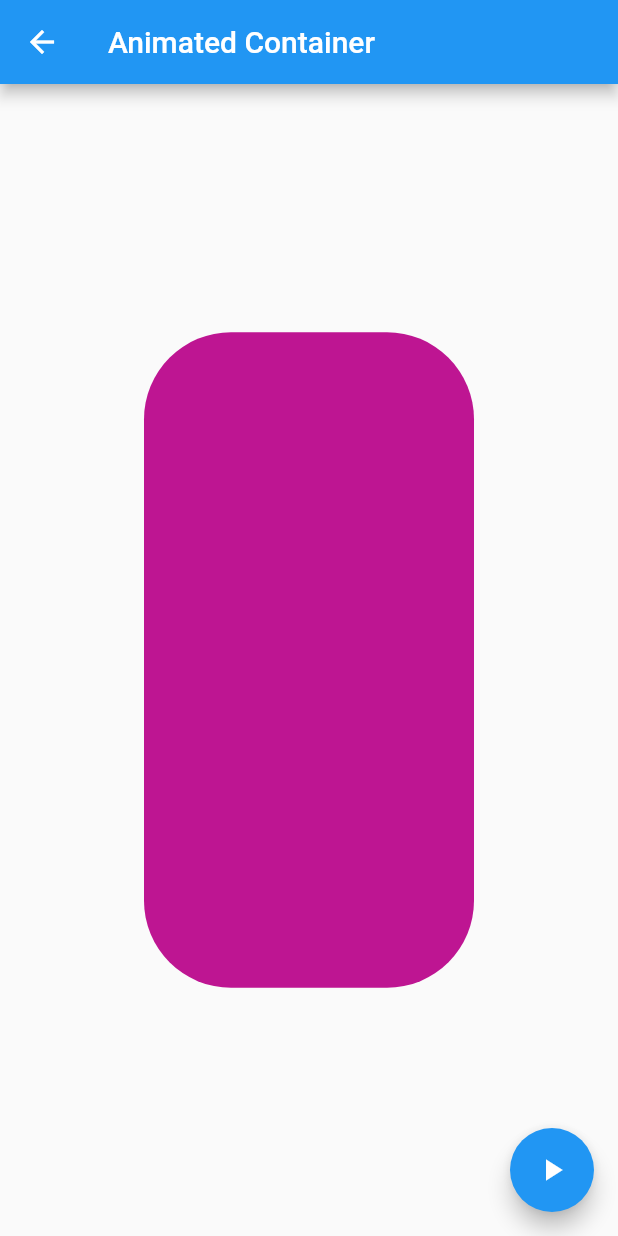
After one commit to duesk/Flutter-components-test, a Flutter app: the AnimatedContainerPage screen opened by its route, after a tap on the "play arrow" icon, on a phone screen of 412 x 824 dp. The commit adds this screen. Run offline on Flutter 3.47's test engine with Material 2 defaults, Android fonts, the phone set to English and light mode, and no system bars.

Commit message:
animated container

```diff
--- a/data/menu_opts.json
+++ b/data/menu_opts.json
@@ -15,6 +15,11 @@
             "ruta" : "card",
             "icon" : "folder_open",
             "texto": "Cards - Tarjetas"
+        },
+        {
+            "ruta" : "animatedContainer",
+            "icon" : "donut_large",
+            "texto": "Animated container"
         }
     ]
 }
--- /dev/null
+++ b/lib/src/pages/animated_cointaner.dart
@@ -0,0 +1,61 @@
+
+import 'dart:math';
+
+import 'package:flutter/material.dart';
+
+class AnimatedContainerPage extends StatefulWidget {
+  AnimatedContainerPage({Key key}) : super(key: key);
+
+  _AnimatedContainerPageState createState() => _AnimatedContainerPageState();
+}
+
+class _AnimatedContainerPageState extends State<AnimatedContainerPage> {
+  @override
+  double _width =50.00;
+  double _height = 50 ;
+  Color  _color = Colors.pink;
+
+  BorderRadiusGeometry _borderRadius = BorderRadius.circular(10);
+
+
+
+  Widget build(BuildContext context) {
+    return Scaffold (
+      appBar: AppBar(
+        title: Text('Animated Container'),
+      ),
+      body: Center(
+        child: AnimatedContainer(
+          duration: Duration(seconds: 1),
+          curve: Curves.easeInOutBack,
+          width: _width,
+          height: _height,
+          decoration: BoxDecoration(
+            borderRadius: _borderRadius,
+            color: _color
+          ),
+        )
+      ),
+      floatingActionButton: FloatingActionButton(
+        child: Icon(Icons.play_arrow),
+        onPressed: _cambiarForma,
+      ),
+    );
+  }
+
+  void _cambiarForma(){
+    setState(() {
+      final random = Random();
+      _width  = random.nextInt(300).toDouble();
+      _height = random.nextInt(600).toDouble();
+      _color = Color.fromRGBO(
+        random.nextInt(256),
+        random.nextInt(256),
+        random.nextInt(256),
+        1
+      );
+      _borderRadius = BorderRadius.circular(random.nextInt(100).toDouble());
+    });
+  }
+
+}
--- a/lib/src/routes/routes.dart
+++ b/lib/src/routes/routes.dart
@@ -1,4 +1,5 @@
 
+import 'package:components/src/pages/animated_cointaner.dart';
 import 'package:components/src/pages/cards_page.dart';
 import 'package:flutter/material.dart';
 
@@ -14,7 +15,9 @@ return <String, WidgetBuilder>{
   '/' : (BuildContext context) => HomePage(),
   'alert': (BuildContext context) => AlertPage(),
   'avatar': (BuildContext context)=> AvatarPage(),
-  'card': (BuildContext context) => CardPage()
+  'card': (BuildContext context) => CardPage(),
+  'animatedContainer': (BuildContext context) => AnimatedContainerPage()
+
 };
 
 }
--- a/lib/src/utils/icono_string_util.dart
+++ b/lib/src/utils/icono_string_util.dart
@@ -5,7 +5,8 @@ final _icons =<String, IconData> {
 
   "add_alert"     : Icons.add_alert,
   "accessibility" : Icons.accessibility,
-  "folder_open"   : Icons.folder_open
+  "folder_open"   : Icons.folder_open,
+  "donut_large" : Icons.donut_large
 };
 
 
```
